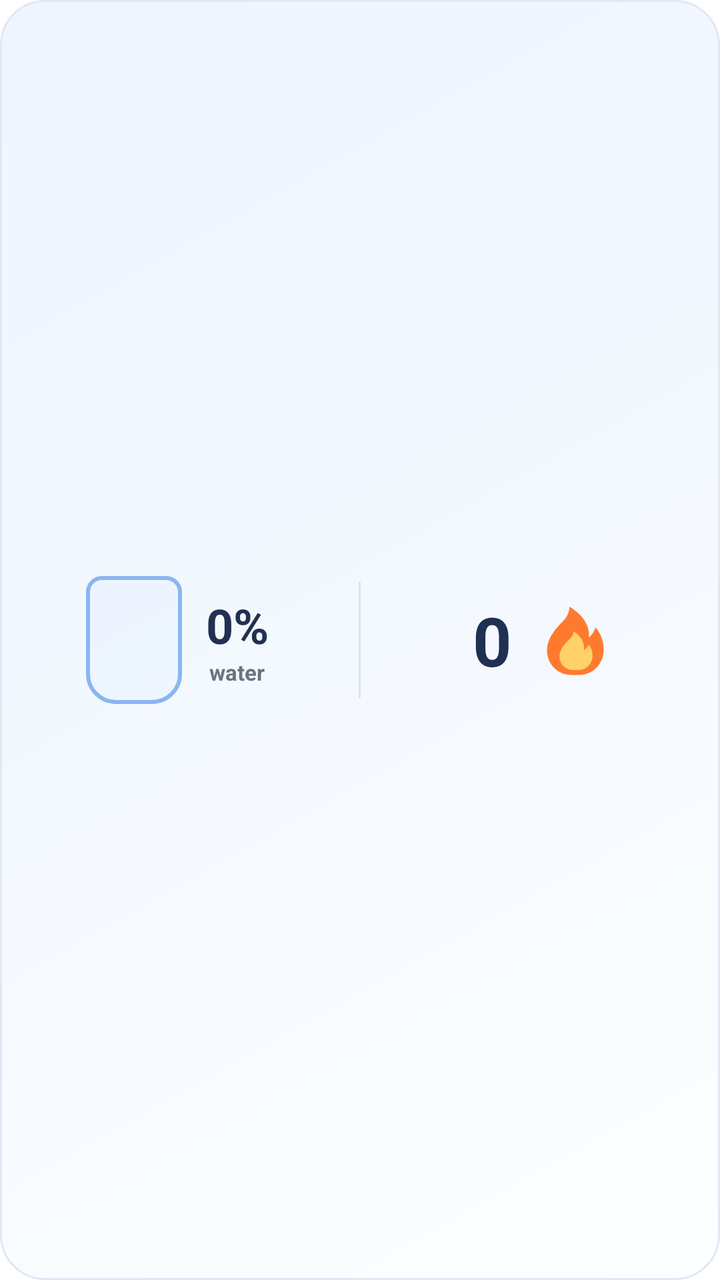
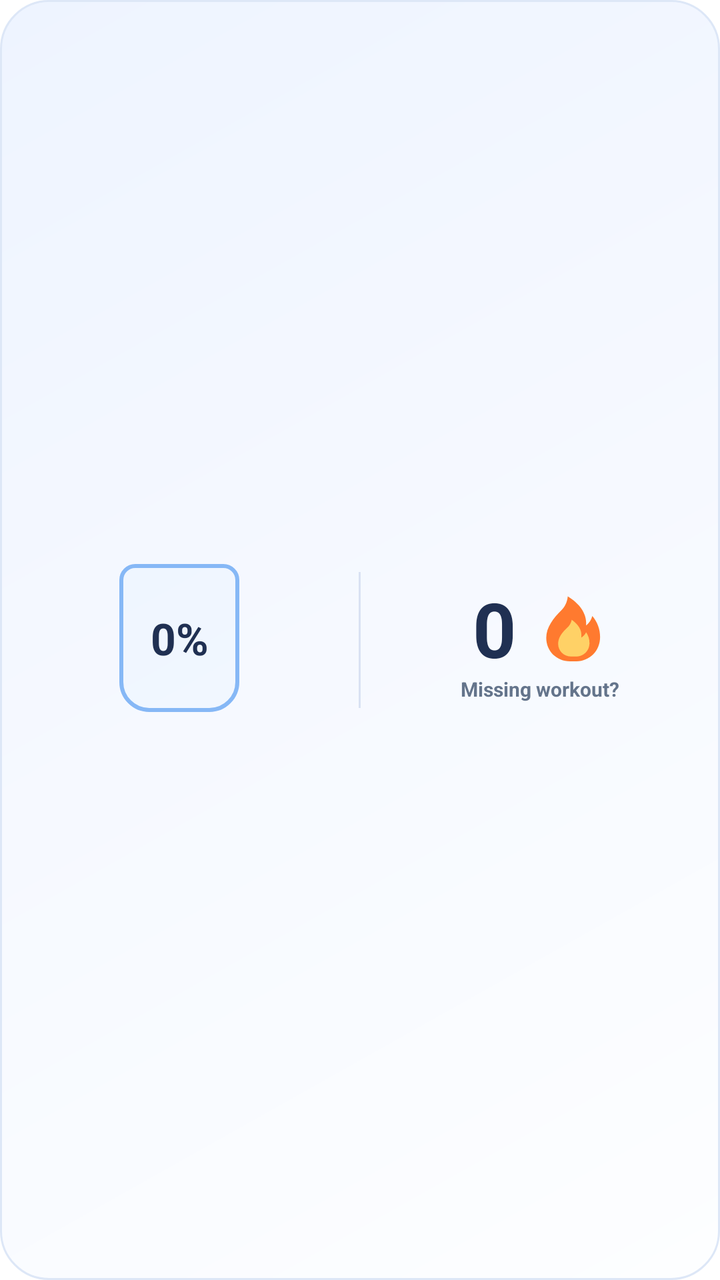

The first picture is an Android layout as it rendered before a commit; the second is the same layout after the commit. The layout source and the unified diff follow.
<!-- AndroidManifest.xml: fallback theme Theme.MaterialComponents.DayNight.NoActionBar -->
<!-- res/layout/atlas_home_widget.xml -->
<?xml version="1.0" encoding="utf-8"?>
<LinearLayout xmlns:android="http://schemas.android.com/apk/res/android"
    android:id="@+id/atlas_widget_root"
    android:layout_width="match_parent"
    android:layout_height="match_parent"
    android:background="@drawable/atlas_widget_background"
    android:gravity="center"
    android:orientation="horizontal"
    android:padding="12dp">

    <LinearLayout
        android:id="@+id/atlas_widget_water_button"
        android:layout_width="0dp"
        android:layout_height="match_parent"
        android:layout_weight="1"
        android:background="@drawable/atlas_widget_water_panel"
        android:clickable="true"
        android:focusable="true"
        android:gravity="center"
        android:orientation="horizontal"
        android:padding="4dp">

        <TextView
            android:id="@+id/atlas_widget_water_glass"
            android:layout_width="48dp"
            android:layout_height="64dp"
            android:background="@drawable/atlas_widget_water_glass_0"
            android:gravity="center"
            android:textSize="0sp" />

        <LinearLayout
            android:layout_width="wrap_content"
            android:layout_height="match_parent"
            android:layout_marginStart="12dp"
            android:gravity="center"
            android:orientation="vertical">

            <TextView
                android:id="@+id/atlas_widget_water_percent"
                android:layout_width="wrap_content"
                android:layout_height="wrap_content"
                android:text="0%"
                android:textColor="#203052"
                android:textSize="24sp"
                android:textStyle="bold" />

            <TextView
                android:layout_width="wrap_content"
                android:layout_height="wrap_content"
                android:text="water"
                android:textColor="#6B7280"
                android:textSize="11sp"
                android:textStyle="bold" />
        </LinearLayout>
    </LinearLayout>

    <TextView
        android:layout_width="1dp"
        android:layout_height="58dp"
        android:layout_marginHorizontal="14dp"
        android:background="@drawable/atlas_widget_divider" />

    <FrameLayout
        android:layout_width="0dp"
        android:layout_height="match_parent"
        android:layout_weight="1"
        android:background="@drawable/atlas_widget_streak_panel"
        android:padding="4dp">

        <LinearLayout
            android:layout_width="match_parent"
            android:layout_height="match_parent"
            android:gravity="center"
            android:orientation="horizontal">

            <TextView
                android:id="@+id/atlas_widget_streak"
                android:layout_width="wrap_content"
                android:layout_height="wrap_content"
                android:text="0"
                android:textColor="#203052"
                android:textSize="34sp"
                android:textStyle="bold" />

            <ImageView
                android:layout_width="40dp"
                android:layout_height="40dp"
                android:layout_marginStart="10dp"
                android:contentDescription="@string/atlas_widget_streak_icon"
                android:src="@drawable/atlas_widget_flame" />
        </LinearLayout>
    </FrameLayout>
</LinearLayout>
<!-- resources referenced by this layout -->
<resources>
  <!-- drawable atlas_widget_background (drawable) -->
  <?xml version="1.0" encoding="utf-8"?>
  <shape xmlns:android="http://schemas.android.com/apk/res/android">
      <corners android:radius="22dp" />
      <gradient
          android:angle="135"
          android:startColor="#FDFEFF"
          android:centerColor="#F4F8FF"
          android:endColor="#EEF5FF" />
      <stroke
          android:width="1dp"
          android:color="#E0E8F8" />
  </shape>
  <!-- drawable atlas_widget_divider (drawable) -->
  <?xml version="1.0" encoding="utf-8"?>
  <shape xmlns:android="http://schemas.android.com/apk/res/android">
      <size android:width="1dp" />
      <solid android:color="#D9E2F3" />
  </shape>
  <!-- drawable atlas_widget_flame (drawable) -->
  <?xml version="1.0" encoding="utf-8"?>
  <vector xmlns:android="http://schemas.android.com/apk/res/android"
      android:width="42dp"
      android:height="42dp"
      android:viewportWidth="48"
      android:viewportHeight="48">
      <path
          android:fillColor="#FF7A2F"
          android:pathData="M24,45C15.6,45 9,38.7 9,30.2C9,23.5 13.4,17.9 18.7,12.6C20.6,10.7 22.2,8 22.6,4C29.3,8.2 34.8,14.2 34.2,22.4C36.1,20.9 37.4,18.8 38.1,16.4C41.4,20.3 43,24.8 43,29.7C43,38.5 36.4,45 28.1,45H24Z" />
      <path
          android:fillColor="#FFD166"
          android:pathData="M24.7,42C20.1,42 16.5,38.5 16.5,33.9C16.5,30 19.1,26.7 22.3,23.8C23.6,22.6 24.7,20.9 25.1,18.8C29.1,21.7 31.8,25.2 31.1,30.1C32.4,29.3 33.5,28.1 34.2,26.7C35.6,28.8 36.3,31 36.3,33.5C36.3,38.4 32.5,42 27.9,42H24.7Z" />
  </vector>
  <!-- drawable atlas_widget_streak_panel (drawable) -->
  <?xml version="1.0" encoding="utf-8"?>
  <shape xmlns:android="http://schemas.android.com/apk/res/android">
      <corners android:radius="18dp" />
      <solid android:color="#00FFFFFF" />
      <stroke
          android:width="1dp"
          android:color="#00FFFFFF" />
  </shape>
  <!-- drawable atlas_widget_water_glass_0 (drawable) -->
  <?xml version="1.0" encoding="utf-8"?>
  <layer-list xmlns:android="http://schemas.android.com/apk/res/android">
      <item>
          <shape>
              <corners
                  android:bottomLeftRadius="14dp"
                  android:bottomRightRadius="14dp"
                  android:topLeftRadius="7dp"
                  android:topRightRadius="7dp" />
              <solid android:color="#22BFDFFF" />
              <stroke
                  android:width="2dp"
                  android:color="#8AB6F0" />
          </shape>
      </item>
  </layer-list>
  <!-- drawable atlas_widget_water_panel (drawable) -->
  <?xml version="1.0" encoding="utf-8"?>
  <shape xmlns:android="http://schemas.android.com/apk/res/android">
      <corners android:radius="18dp" />
      <solid android:color="#00FFFFFF" />
      <stroke
          android:width="1dp"
          android:color="#00FFFFFF" />
  </shape>
  <string name="atlas_widget_streak_icon">Workout streak</string>
</resources>

<!-- the commit's change to res/layout/atlas_home_widget.xml (unified diff, before → after) -->
@@ -6,7 +6,7 @@
     android:background="@drawable/atlas_widget_background"
     android:gravity="center"
     android:orientation="horizontal"
-    android:padding="12dp">
+    android:padding="10dp">
 
     <LinearLayout
         android:id="@+id/atlas_widget_water_button"
@@ -17,59 +17,53 @@
         android:clickable="true"
         android:focusable="true"
         android:gravity="center"
-        android:orientation="horizontal"
-        android:padding="4dp">
+        android:orientation="vertical"
+        android:padding="2dp">
 
-        <TextView
-            android:id="@+id/atlas_widget_water_glass"
-            android:layout_width="48dp"
-            android:layout_height="64dp"
-            android:background="@drawable/atlas_widget_water_glass_0"
-            android:gravity="center"
-            android:textSize="0sp" />
+        <FrameLayout
+            android:layout_width="72dp"
+            android:layout_height="80dp"
+            android:layout_marginBottom="2dp">
 
-        <LinearLayout
-            android:layout_width="wrap_content"
-            android:layout_height="match_parent"
-            android:layout_marginStart="12dp"
-            android:gravity="center"
-            android:orientation="vertical">
+            <TextView
+                android:id="@+id/atlas_widget_water_glass"
+                android:layout_width="60dp"
+                android:layout_height="74dp"
+                android:layout_gravity="center"
+                android:background="@drawable/atlas_widget_water_glass_0"
+                android:gravity="center"
+                android:textSize="0sp" />
 
             <TextView
                 android:id="@+id/atlas_widget_water_percent"
-                android:layout_width="wrap_content"
-                android:layout_height="wrap_content"
+                android:layout_width="match_parent"
+                android:layout_height="match_parent"
+                android:gravity="center"
                 android:text="0%"
                 android:textColor="#203052"
-                android:textSize="24sp"
+                android:textSize="22sp"
                 android:textStyle="bold" />
-
-            <TextView
-                android:layout_width="wrap_content"
-                android:layout_height="wrap_content"
-                android:text="water"
-                android:textColor="#6B7280"
-                android:textSize="11sp"
-                android:textStyle="bold" />
-        </LinearLayout>
+        </FrameLayout>
     </LinearLayout>
 
     <TextView
         android:layout_width="1dp"
-        android:layout_height="58dp"
-        android:layout_marginHorizontal="14dp"
+        android:layout_height="68dp"
+        android:layout_marginHorizontal="10dp"
         android:background="@drawable/atlas_widget_divider" />
 
-    <FrameLayout
+    <LinearLayout
         android:layout_width="0dp"
         android:layout_height="match_parent"
         android:layout_weight="1"
         android:background="@drawable/atlas_widget_streak_panel"
-        android:padding="4dp">
+        android:gravity="center"
+        android:orientation="vertical"
+        android:padding="2dp">
 
         <LinearLayout
             android:layout_width="match_parent"
-            android:layout_height="match_parent"
+            android:layout_height="wrap_content"
             android:gravity="center"
             android:orientation="horizontal">
 
@@ -79,15 +73,28 @@
                 android:layout_height="wrap_content"
                 android:text="0"
                 android:textColor="#203052"
-                android:textSize="34sp"
+                android:textSize="38sp"
                 android:textStyle="bold" />
 
             <ImageView
-                android:layout_width="40dp"
-                android:layout_height="40dp"
-                android:layout_marginStart="10dp"
+                android:layout_width="38dp"
+                android:layout_height="38dp"
+                android:layout_marginStart="8dp"
                 android:contentDescription="@string/atlas_widget_streak_icon"
                 android:src="@drawable/atlas_widget_flame" />
         </LinearLayout>
-    </FrameLayout>
+
+        <TextView
+            android:id="@+id/atlas_widget_status"
+            android:layout_width="match_parent"
+            android:layout_height="wrap_content"
+            android:layout_marginTop="-2dp"
+            android:ellipsize="end"
+            android:gravity="center"
+            android:maxLines="1"
+            android:text="Missing workout?"
+            android:textColor="#64748B"
+            android:textSize="10sp"
+            android:textStyle="bold" />
+    </LinearLayout>
 </LinearLayout>
<!-- resource entries referenced after the edit -->
@@ -3,15 +3,15 @@
   <!-- drawable atlas_widget_background (drawable) -->
   <?xml version="1.0" encoding="utf-8"?>
   <shape xmlns:android="http://schemas.android.com/apk/res/android">
-      <corners android:radius="22dp" />
+      <corners android:radius="24dp" />
       <gradient
           android:angle="135"
           android:startColor="#FDFEFF"
-          android:centerColor="#F4F8FF"
-          android:endColor="#EEF5FF" />
+          android:centerColor="#F6F9FF"
+          android:endColor="#EEF4FF" />
       <stroke
           android:width="1dp"
-          android:color="#E0E8F8" />
+          android:color="#DDE7F7" />
   </shape>
   <!-- drawable atlas_widget_divider (drawable) -->
   <?xml version="1.0" encoding="utf-8"?>
@@ -52,10 +52,10 @@
                   android:bottomRightRadius="14dp"
                   android:topLeftRadius="7dp"
                   android:topRightRadius="7dp" />
-              <solid android:color="#22BFDFFF" />
+              <solid android:color="#18BFDFFF" />
               <stroke
                   android:width="2dp"
-                  android:color="#8AB6F0" />
+                  android:color="#86B8F6" />
           </shape>
       </item>
   </layer-list>
